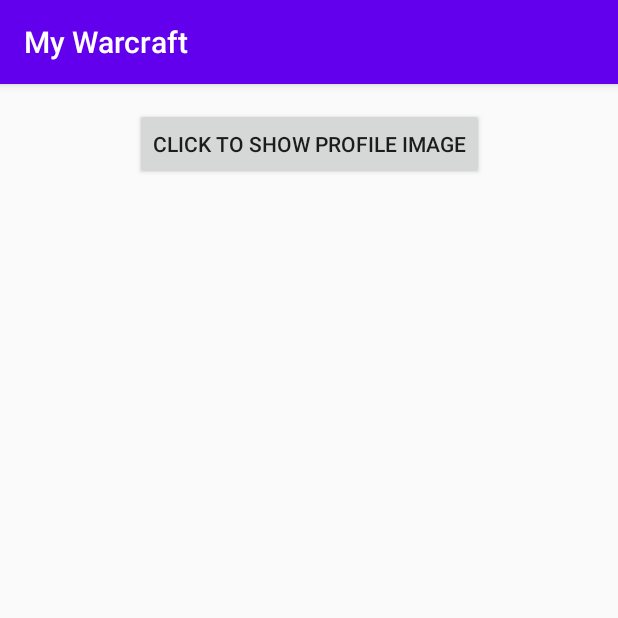
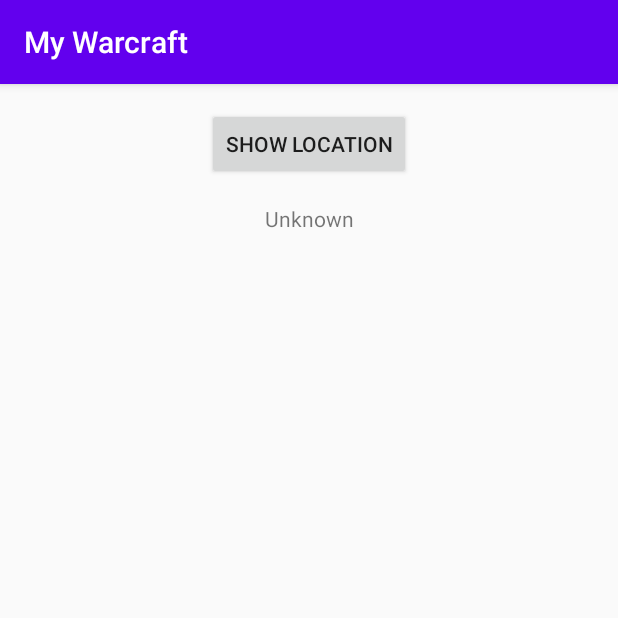
Before and after one commit to cahyanugraha12/hello-world-android, an Android app: the screen it shows after launch (MainActivity), on a phone screen of 412 x 824 dp, the top half of it. Run offline under Robolectric (Android 15) with nearby library versions, the phone set to English and light mode, and no system bars.

Commit message:
[ADD] permission for get location

```diff
--- a/app/build.gradle
+++ b/app/build.gradle
@@ -32,6 +32,7 @@ dependencies {
     implementation 'androidx.constraintlayout:constraintlayout:1.1.3'
     implementation 'com.squareup.picasso:picasso:2.71828'
     implementation 'androidx.cardview:cardview:1.0.0'
+    implementation 'com.google.android.gms:play-services-location:17.1.0'
     testImplementation 'junit:junit:4.12'
     testImplementation 'org.mockito:mockito-core:1.10.19'
     testImplementation 'org.powermock:powermock-api-mockito:1.6.6'
--- a/app/src/main/AndroidManifest.xml
+++ b/app/src/main/AndroidManifest.xml
@@ -3,6 +3,8 @@
     package="id.ac.ui.cs.mobileprogramming.cahyanugraha.myWarcraft">
 
     <uses-permission android:name="android.permission.INTERNET" />
+    <uses-permission android:name="android.permission.ACCESS_FINE_LOCATION" />
+    <uses-permission android:name="android.permission.ACCESS_COARSE_LOCATION" />
     <application
         android:allowBackup="true"
         android:icon="@mipmap/ic_launcher"
--- a/app/src/main/java/id/ac/ui/cs/mobileprogramming/cahyanugraha/myWarcraft/MainActivity.kt
+++ b/app/src/main/java/id/ac/ui/cs/mobileprogramming/cahyanugraha/myWarcraft/MainActivity.kt
@@ -1,44 +1,92 @@
 package id.ac.ui.cs.mobileprogramming.cahyanugraha.myWarcraft
 
+import android.Manifest
+import android.content.pm.PackageManager
+import android.location.Location
 import android.os.Bundle
-import android.view.View
 import android.widget.Button
-import android.widget.ImageView
+import android.widget.TextView
+import android.widget.Toast
 import androidx.appcompat.app.AppCompatActivity
-import com.squareup.picasso.Picasso
+import androidx.core.app.ActivityCompat
+import androidx.core.content.ContextCompat
+import com.google.android.gms.location.FusedLocationProviderClient
+import com.google.android.gms.location.LocationServices
 
 class MainActivity : AppCompatActivity() {
-    lateinit var profileImageView: ImageView
-    lateinit var profileImageShowButton: Button
-    lateinit var profileImageCloseButton: Button
+    private lateinit var showLocationButton: Button
+    lateinit var locationTextView: TextView
+    lateinit var fusedLocationClient: FusedLocationProviderClient
+    private val ACCESS_LOCATION_REQUEST_CODE: Int = 1204
 
     override fun onCreate(savedInstanceState: Bundle?) {
         super.onCreate(savedInstanceState)
         setContentView(R.layout.activity_main)
 
-        this.profileImageView = findViewById(R.id.profileImage)
-        this.profileImageShowButton = findViewById(R.id.profileImageShowButton)
-        this.profileImageCloseButton = findViewById(R.id.profileImageCloseButton)
+        fusedLocationClient = LocationServices.getFusedLocationProviderClient(this)
 
-        this.profileImageShowButton.setOnClickListener {
-            val profileImageURL: String = "https://render-us.worldofwarcraft.com/character/nagrand/110/193182574-main.jpg"
-            Picasso.get().load(profileImageURL).into(this.profileImageView)
-            showImageView()
-        }
-        this.profileImageCloseButton.setOnClickListener {
-            closeImageView()
+        this.showLocationButton = findViewById(R.id.showLocationButton)
+        this.locationTextView = findViewById(R.id.locationTextView)
+
+        this.showLocationButton.setOnClickListener {
+            getLocation()
         }
     }
 
-    fun showImageView() {
-        this.profileImageView.visibility = View.VISIBLE
-        this.profileImageCloseButton.visibility = View.VISIBLE
-        this.profileImageShowButton.visibility = View.GONE
+    override fun onRequestPermissionsResult(
+        requestCode: Int,
+        permissions: Array<out String>,
+        grantResults: IntArray
+    ) {
+        when (requestCode) {
+            ACCESS_LOCATION_REQUEST_CODE -> {
+                if (grantResults.isNotEmpty()
+                    && grantResults[0] == PackageManager.PERMISSION_GRANTED
+                    && grantResults[1] == PackageManager.PERMISSION_GRANTED
+                ) {
+                    getLocation()
+                } else {
+                    Toast
+                        .makeText(this, "Permissions to check location are not granted!", Toast.LENGTH_SHORT)
+                        .show()
+                }
+                return
+            }
+        }
     }
 
-    fun closeImageView() {
-        this.profileImageView.visibility = View.GONE
-        this.profileImageCloseButton.visibility = View.GONE
-        this.profileImageShowButton.visibility = View.VISIBLE
+    private fun getLocation() {
+        if (ActivityCompat.checkSelfPermission(
+                this,
+                Manifest.permission.ACCESS_FINE_LOCATION
+            ) != PackageManager.PERMISSION_GRANTED && ActivityCompat.checkSelfPermission(
+                this,
+                Manifest.permission.ACCESS_COARSE_LOCATION
+            ) != PackageManager.PERMISSION_GRANTED
+        ) {
+            ActivityCompat.requestPermissions(
+                this,
+                Array<String>(2) {
+                    Manifest.permission.ACCESS_FINE_LOCATION
+                    Manifest.permission.ACCESS_COARSE_LOCATION
+                },
+                ACCESS_LOCATION_REQUEST_CODE)
+        } else {
+            fusedLocationClient.lastLocation
+                .addOnSuccessListener { location: Location? ->
+                    if (location != null) {
+                        val loc = "Latitude: "
+                            .plus(location.latitude.toString())
+                            .plus(" | Longitude: ")
+                            .plus(location.longitude.toString())
+                        locationTextView.text = loc
+                    } else {
+                        Toast
+                            .makeText(this, "Cannot get last location coordinates.", Toast.LENGTH_SHORT)
+                            .show()
+                        locationTextView.text = "Unknown"
+                    }
+                }
+        }
     }
 }
--- a/app/src/main/res/layout/activity_main.xml
+++ b/app/src/main/res/layout/activity_main.xml
@@ -8,35 +8,24 @@
     tools:context="id.ac.ui.cs.mobileprogramming.cahyanugraha.myWarcraft.MainActivity">
 
     <Button
-        android:id="@+id/profileImageShowButton"
+        android:id="@+id/showLocationButton"
         android:layout_width="wrap_content"
         android:layout_height="wrap_content"
         android:layout_marginTop="16dp"
-        android:text="@string/profile_image_show_button_text"
+        android:text="@string/show_location_button_text"
         android:visibility="visible"
         app:layout_constraintEnd_toEndOf="@+id/mainLayout"
         app:layout_constraintStart_toStartOf="@+id/mainLayout"
         app:layout_constraintTop_toTopOf="@+id/mainLayout" />
 
-    <ImageView
-        android:id="@+id/profileImage"
+    <TextView
+        android:id="@+id/locationTextView"
         android:layout_width="wrap_content"
         android:layout_height="wrap_content"
-        android:contentDescription="@string/profile_image_content_description"
-        android:visibility="gone"
-        app:layout_constraintEnd_toEndOf="@+id/mainLayout"
-        app:layout_constraintStart_toStartOf="@+id/mainLayout"
-        app:layout_constraintTop_toTopOf="@+id/mainLayout" />
-
-    <Button
-        android:id="@+id/profileImageCloseButton"
-        android:layout_width="wrap_content"
-        android:layout_height="wrap_content"
-        android:layout_marginTop="8dp"
-        android:text="@string/profile_image_close_button_text"
-        android:visibility="gone"
-        app:layout_constraintEnd_toEndOf="@+id/mainLayout"
-        app:layout_constraintStart_toStartOf="@+id/mainLayout"
-        app:layout_constraintTop_toBottomOf="@+id/profileImage" />
+        android:layout_marginTop="16dp"
+        android:text="Unknown"
+        app:layout_constraintEnd_toEndOf="parent"
+        app:layout_constraintStart_toStartOf="parent"
+        app:layout_constraintTop_toBottomOf="@+id/showLocationButton" />
 
 </androidx.constraintlayout.widget.ConstraintLayout>
--- a/app/src/main/res/values/strings.xml
+++ b/app/src/main/res/values/strings.xml
@@ -1,6 +1,4 @@
 <resources>
     <string name="app_name">My Warcraft</string>
-    <string name="profile_image_content_description">My Profile Image</string>
-    <string name="profile_image_show_button_text">Click to show Profile Image</string>
-    <string name="profile_image_close_button_text">Click to close Profile Image</string>
+    <string name="show_location_button_text">Show Location</string>
 </resources>
```
